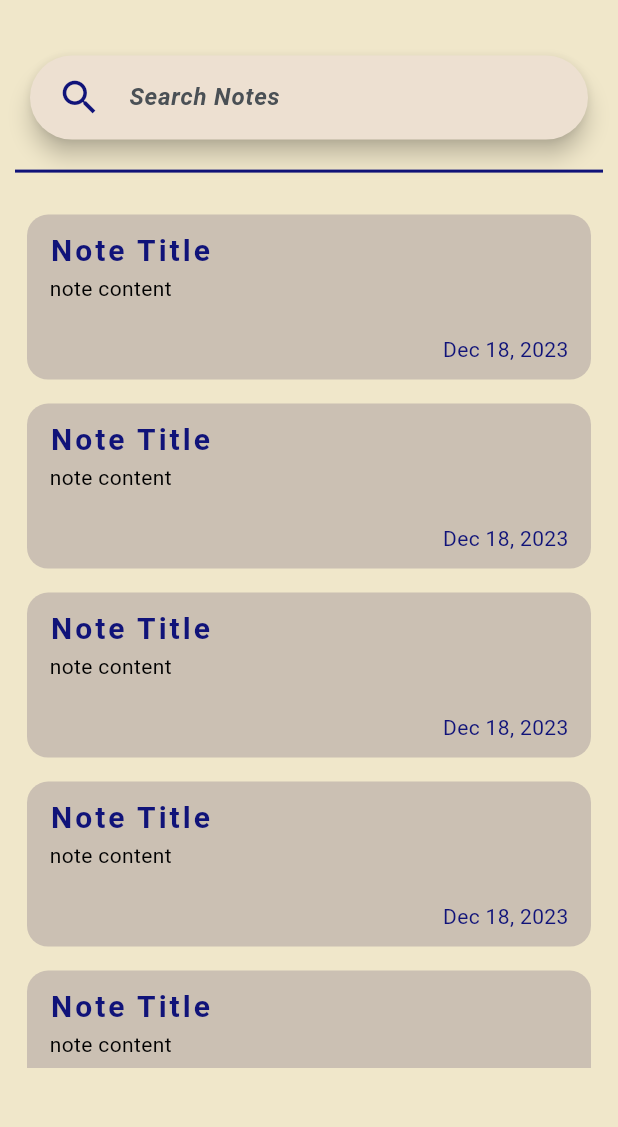
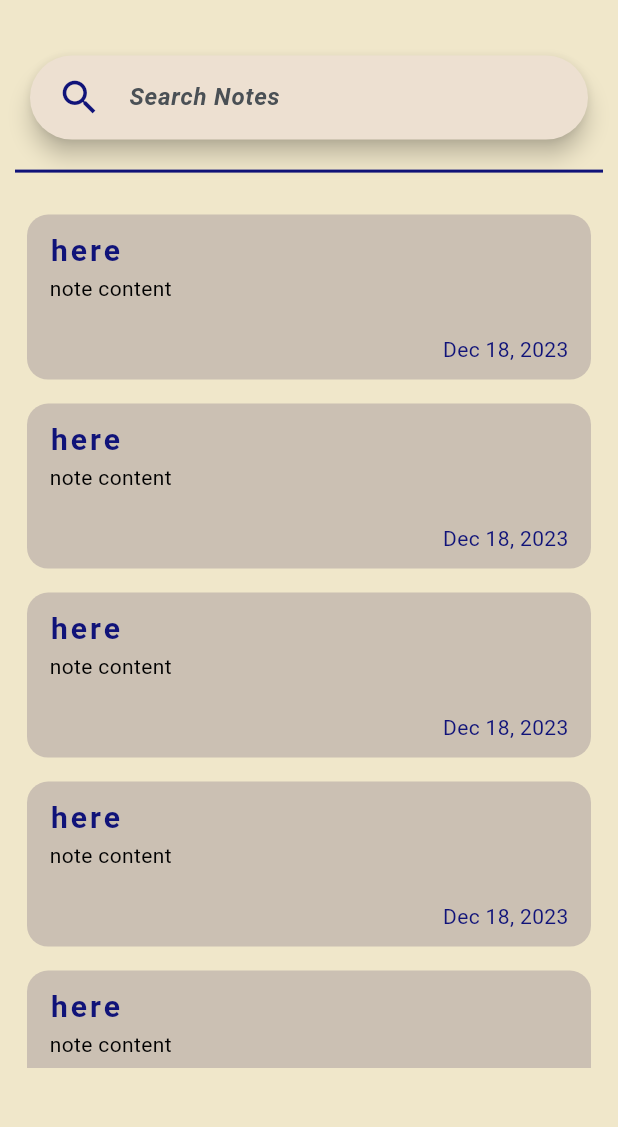
Before and after one commit to kaleabSolomon/jotdown, a Flutter app: the screen it shows after launch, on a phone screen of 412 x 824 dp, the part 83-1210 px from its top. Run offline on Flutter 3.47's test engine with Material 3 defaults, Android fonts, the phone set to English and light mode, and no system bars; our stand-ins replace hive, hive_flutter; accounts and stored records are empty.

Commit message:
refactor note tile

```diff
--- a/lib/pages/home_page.dart
+++ b/lib/pages/home_page.dart
@@ -59,7 +59,11 @@ class _HomePageState extends State<HomePage> {
                   child: ListView.builder(
                       itemCount: 8,
                       itemBuilder: (BuildContext context, int index) {
-                        return const NoteTile();
+                        return NoteTile(
+                          title: 'here',
+                          content: 'note content',
+                          createdAt: DateTime.now(),
+                        );
                       }),
                 )),
               )
--- a/lib/widgets/note_tile.dart
+++ b/lib/widgets/note_tile.dart
@@ -2,14 +2,21 @@ import 'package:flutter/material.dart';
 import 'package:intl/intl.dart';
 
 class NoteTile extends StatefulWidget {
-  const NoteTile({super.key});
+  final String title;
+  final String content;
+  final DateTime createdAt;
+  const NoteTile(
+      {super.key,
+      required this.title,
+      required this.content,
+      required this.createdAt});
 
   @override
   State<NoteTile> createState() => _NoteTileState();
 }
 
 class _NoteTileState extends State<NoteTile> {
-  DateTime currentDate = DateTime.now();
+  // DateTime currentDate = DateTime.now();
 
   @override
   Widget build(BuildContext context) {
@@ -29,15 +36,15 @@ class _NoteTileState extends State<NoteTile> {
               crossAxisAlignment: CrossAxisAlignment.start,
               children: [
                 Text(
-                  "Note Title",
+                  widget.title,
                   style: TextStyle(
                       color: Theme.of(context).colorScheme.primary,
                       fontSize: 20,
                       fontWeight: FontWeight.bold,
                       letterSpacing: 2),
                 ),
-                const Text(
-                  "note content  ",
+                Text(
+                  widget.content,
                   maxLines: 2,
                 ),
               ],
@@ -46,7 +53,8 @@ class _NoteTileState extends State<NoteTile> {
               right: 0,
               bottom: 0,
               child: Text(
-                DateFormat.yMMMd('en_US').format(currentDate),
+                //TODO: display date only if next day. else display time
+                DateFormat.yMMMd('en_US').format(widget.createdAt),
                 style: TextStyle(color: Theme.of(context).colorScheme.primary),
               ),
             )
```
